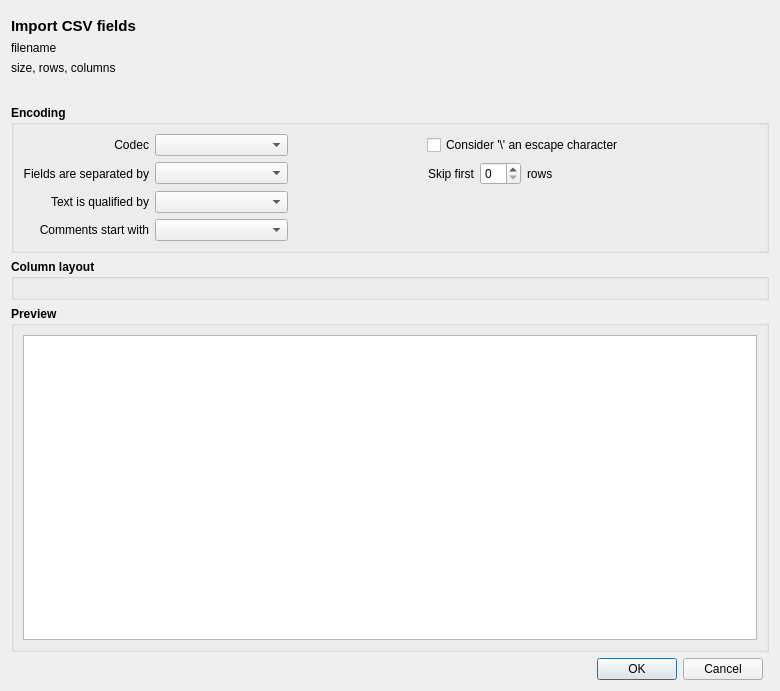
Above: src/gui/csvImport/CsvImportWidget.ui from keepassxreboot/keepassxc before the change. Below: the same form after it.
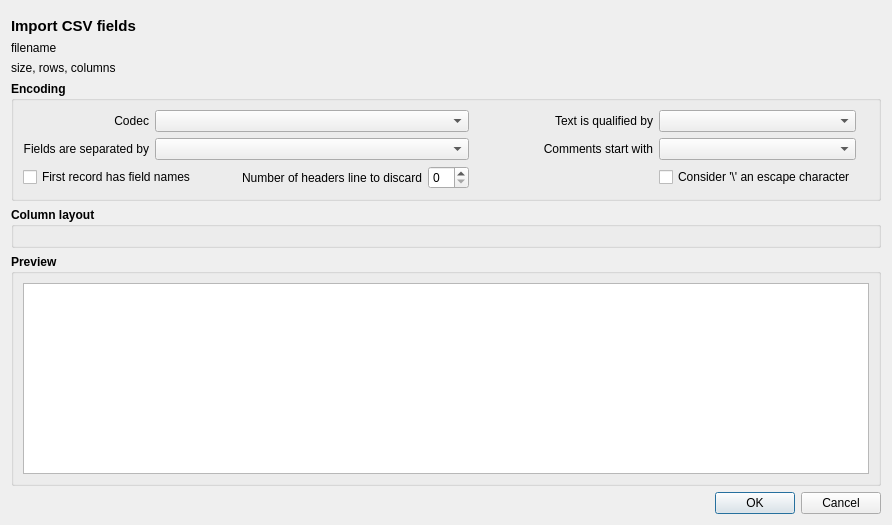
That is the form after the change. Custom widgets are drawn as their Qt base class.

Commit message: [CSV import GUI] add option to choose dropdown menu field names from CSV This should also close #458

The edit to the form file:
```diff
--- a/src/gui/csvImport/CsvImportWidget.ui
+++ b/src/gui/csvImport/CsvImportWidget.ui
@@ -6,15 +6,15 @@
    <rect>
     <x>0</x>
     <y>0</y>
-    <width>779</width>
-    <height>691</height>
+    <width>892</width>
+    <height>525</height>
    </rect>
   </property>
   <property name="windowTitle">
    <string/>
   </property>
   <layout class="QGridLayout" name="gridLayout_4">
-   <item row="0" column="0" rowspan="2">
+   <item row="0" column="0" rowspan="2" colspan="2">
     <layout class="QVBoxLayout" name="verticalLayout">
      <item>
       <widget class="MessageWidget" name="messageWidget" native="true"/>
@@ -67,7 +67,23 @@
      </item>
     </layout>
    </item>
-   <item row="3" column="0" colspan="2">
+   <item row="1" column="1">
+    <spacer name="verticalSpacer">
+     <property name="orientation">
+      <enum>Qt::Vertical</enum>
+     </property>
+     <property name="sizeType">
+      <enum>QSizePolicy::Fixed</enum>
+     </property>
+     <property name="sizeHint" stdset="0">
+      <size>
+       <width>758</width>
+       <height>24</height>
+      </size>
+     </property>
+    </spacer>
+   </item>
+   <item row="2" column="0" colspan="2">
     <widget class="QGroupBox" name="Encoding">
      <property name="sizePolicy">
       <sizepolicy hsizetype="Preferred" vsizetype="Fixed">
@@ -91,48 +107,6 @@
       <string>Encoding</string>
      </property>
      <layout class="QGridLayout" name="gridLayout_2">
-      <item row="1" column="4">
-       <spacer name="horizontalSpacer">
-        <property name="orientation">
-         <enum>Qt::Horizontal</enum>
-        </property>
-        <property name="sizeType">
-         <enum>QSizePolicy::Preferred</enum>
-        </property>
-        <property name="sizeHint" stdset="0">
-         <size>
-          <width>114</width>
-          <height>20</height>
-         </size>
-        </property>
-       </spacer>
-      </item>
-      <item row="2" column="4">
-       <spacer name="horizontalSpacer_3">
-        <property name="orientation">
-         <enum>Qt::Horizontal</enum>
-        </property>
-        <property name="sizeHint" stdset="0">
-         <size>
-          <width>114</width>
-          <height>20</height>
-         </size>
-        </property>
-       </spacer>
-      </item>
-      <item row="0" column="3">
-       <widget class="QCheckBox" name="checkBoxBackslash">
-        <property name="font">
-         <font>
-          <weight>50</weight>
-          <bold>false</bold>
-         </font>
-        </property>
-        <property name="text">
-         <string>Consider '\' an escape character</string>
-        </property>
-       </widget>
-      </item>
       <item row="0" column="0">
        <widget class="QLabel" name="labelCodec">
         <property name="font">
@@ -149,17 +123,69 @@
         </property>
        </widget>
       </item>
-      <item row="2" column="3">
-       <widget class="QLabel" name="labelWarnings">
+      <item row="0" column="1" colspan="2">
+       <widget class="QComboBox" name="comboBoxCodec">
+        <property name="sizePolicy">
+         <sizepolicy hsizetype="MinimumExpanding" vsizetype="Fixed">
+          <horstretch>0</horstretch>
+          <verstretch>0</verstretch>
+         </sizepolicy>
+        </property>
+        <property name="minimumSize">
+         <size>
+          <width>0</width>
+          <height>0</height>
+         </size>
+        </property>
         <property name="font">
          <font>
           <weight>50</weight>
           <bold>false</bold>
-          <kerning>true</kerning>
+         </font>
+        </property>
+        <property name="editable">
+         <bool>false</bool>
+        </property>
+       </widget>
+      </item>
+      <item row="0" column="3">
+       <widget class="QLabel" name="labelTextQualifier">
+        <property name="font">
+         <font>
+          <weight>50</weight>
+          <bold>false</bold>
          </font>
         </property>
         <property name="text">
-         <string/>
+         <string>Text is qualified by</string>
+        </property>
+        <property name="alignment">
+         <set>Qt::AlignRight|Qt::AlignTrailing|Qt::AlignVCenter</set>
+        </property>
+       </widget>
+      </item>
+      <item row="0" column="4">
+       <widget class="QComboBox" name="comboBoxTextQualifier">
+        <property name="sizePolicy">
+         <sizepolicy hsizetype="MinimumExpanding" vsizetype="Fixed">
+          <horstretch>0</horstretch>
+          <verstretch>0</verstretch>
+         </sizepolicy>
+        </property>
+        <property name="minimumSize">
+         <size>
+          <width>0</width>
+          <height>0</height>
+         </size>
+        </property>
+        <property name="font">
+         <font>
+          <weight>50</weight>
+          <bold>false</bold>
+         </font>
+        </property>
+        <property name="editable">
+         <bool>false</bool>
         </property>
        </widget>
       </item>
@@ -179,7 +205,7 @@
         </property>
        </widget>
       </item>
-      <item row="1" column="1">
+      <item row="1" column="1" colspan="2">
        <widget class="QComboBox" name="comboBoxFieldSeparator">
         <property name="sizePolicy">
          <sizepolicy hsizetype="MinimumExpanding" vsizetype="Fixed">
@@ -204,7 +230,7 @@
         </property>
        </widget>
       </item>
-      <item row="3" column="0">
+      <item row="1" column="3">
        <widget class="QLabel" name="labelComments">
         <property name="font">
          <font>
@@ -220,24 +246,8 @@
         </property>
        </widget>
       </item>
-      <item row="1" column="2">
-       <spacer name="horizontalSpacer_10">
-        <property name="orientation">
-         <enum>Qt::Horizontal</enum>
-        </property>
-        <property name="sizeType">
-         <enum>QSizePolicy::Expanding</enum>
-        </property>
-        <property name="sizeHint" stdset="0">
-         <size>
-          <width>114</width>
-          <height>20</height>
-         </size>
-        </property>
-       </spacer>
-      </item>
-      <item row="2" column="1">
-       <widget class="QComboBox" name="comboBoxTextQualifier">
+      <item row="1" column="4">
+       <widget class="QComboBox" name="comboBoxComment">
         <property name="sizePolicy">
          <sizepolicy hsizetype="MinimumExpanding" vsizetype="Fixed">
           <horstretch>0</horstretch>
@@ -261,138 +271,23 @@
         </property>
        </widget>
       </item>
-      <item row="0" column="2">
-       <spacer name="horizontalSpacer_6">
-        <property name="orientation">
-         <enum>Qt::Horizontal</enum>
+      <item row="2" column="0" colspan="2">
+       <widget class="QCheckBox" name="checkBoxFieldNames">
+        <property name="font">
+         <font>
+          <weight>50</weight>
+          <bold>false</bold>
+         </font>
         </property>
-        <property name="sizeType">
-         <enum>QSizePolicy::Expanding</enum>
+        <property name="text">
+         <string>First record has field names</string>
         </property>
-        <property name="sizeHint" stdset="0">
-         <size>
-          <width>114</width>
-          <height>20</height>
-         </size>
-        </property>
-       </spacer>
+       </widget>
       </item>
       <item row="2" column="2">
-       <spacer name="horizontalSpacer_9">
-        <property name="orientation">
-         <enum>Qt::Horizontal</enum>
-        </property>
-        <property name="sizeType">
-         <enum>QSizePolicy::Expanding</enum>
-        </property>
-        <property name="sizeHint" stdset="0">
-         <size>
-          <width>114</width>
-          <height>20</height>
-         </size>
-        </property>
-       </spacer>
-      </item>
-      <item row="2" column="0">
-       <widget class="QLabel" name="labelTextQualifier">
-        <property name="font">
-         <font>
-          <weight>50</weight>
-          <bold>false</bold>
-         </font>
-        </property>
-        <property name="text">
-         <string>Text is qualified by</string>
-        </property>
-        <property name="alignment">
-         <set>Qt::AlignRight|Qt::AlignTrailing|Qt::AlignVCenter</set>
-        </property>
-       </widget>
-      </item>
-      <item row="0" column="1">
-       <widget class="QComboBox" name="comboBoxCodec">
-        <property name="sizePolicy">
-         <sizepolicy hsizetype="MinimumExpanding" vsizetype="Fixed">
-          <horstretch>0</horstretch>
-          <verstretch>0</verstretch>
-         </sizepolicy>
-        </property>
-        <property name="minimumSize">
-         <size>
-          <width>0</width>
-          <height>0</height>
-         </size>
-        </property>
-        <property name="font">
-         <font>
-          <weight>50</weight>
-          <bold>false</bold>
-         </font>
-        </property>
-        <property name="editable">
-         <bool>false</bool>
-        </property>
-       </widget>
-      </item>
-      <item row="3" column="2">
-       <spacer name="horizontalSpacer_7">
-        <property name="orientation">
-         <enum>Qt::Horizontal</enum>
-        </property>
-        <property name="sizeType">
-         <enum>QSizePolicy::Expanding</enum>
-        </property>
-        <property name="sizeHint" stdset="0">
-         <size>
-          <width>114</width>
-          <height>20</height>
-         </size>
-        </property>
-       </spacer>
-      </item>
-      <item row="1" column="3">
        <layout class="QHBoxLayout" name="horizontalLayout">
         <item>
-         <widget class="QLabel" name="labelSkipRows">
-          <property name="font">
-           <font>
-            <weight>50</weight>
-            <bold>false</bold>
-           </font>
-          </property>
-          <property name="text">
-           <string>Skip first</string>
-          </property>
-          <property name="alignment">
-           <set>Qt::AlignRight|Qt::AlignTrailing|Qt::AlignVCenter</set>
-          </property>
-         </widget>
-        </item>
-        <item>
-         <widget class="QSpinBox" name="spinBoxSkip">
-          <property name="font">
-           <font>
-            <weight>50</weight>
-            <bold>false</bold>
-           </font>
-          </property>
-         </widget>
-        </item>
-        <item>
-         <widget class="QLabel" name="labelSkipRows_2">
-          <property name="font">
-           <font>
-            <weight>50</weight>
-            <bold>false</bold>
-           </font>
-          </property>
-          <property name="text">
-           <string>rows</string>
-          </property>
-         </widget>
-        </item>
-        <item>
-         <spacer name="horizontalSpacer_4">
+         <spacer name="horizontalSpacer">
           <property name="orientation">
            <enum>Qt::Horizontal</enum>
           </property>
@@ -404,123 +299,84 @@
           </property>
          </spacer>
         </item>
+        <item>
+         <widget class="QLabel" name="labelSkipRows">
+          <property name="font">
+           <font>
+            <weight>50</weight>
+            <bold>false</bold>
+           </font>
+          </property>
+          <property name="text">
+           <string>Number of headers line to discard</string>
+          </property>
+          <property name="alignment">
+           <set>Qt::AlignRight|Qt::AlignTrailing|Qt::AlignVCenter</set>
+          </property>
+         </widget>
+        </item>
+        <item>
+         <widget class="QSpinBox" name="spinBoxSkip">
+          <property name="font">
+           <font>
+            <weight>50</weight>
+            <bold>false</bold>
+           </font>
+          </property>
+         </widget>
+        </item>
        </layout>
       </item>
-      <item row="3" column="1">
-       <widget class="QComboBox" name="comboBoxComment">
-        <property name="sizePolicy">
-         <sizepolicy hsizetype="MinimumExpanding" vsizetype="Fixed">
-          <horstretch>0</horstretch>
-          <verstretch>0</verstretch>
-         </sizepolicy>
-        </property>
-        <property name="minimumSize">
-         <size>
-          <width>0</width>
-          <height>0</height>
-         </size>
-        </property>
-        <property name="font">
-         <font>
-          <weight>50</weight>
-          <bold>false</bold>
-         </font>
-        </property>
-        <property name="editable">
-         <bool>false</bool>
-        </property>
-       </widget>
-      </item>
-      <item row="0" column="4">
+      <item row="2" column="3">
        <spacer name="horizontalSpacer_2">
         <property name="orientation">
          <enum>Qt::Horizontal</enum>
         </property>
         <property name="sizeHint" stdset="0">
          <size>
-          <width>114</width>
+          <width>122</width>
           <height>20</height>
          </size>
         </property>
        </spacer>
       </item>
-      <item row="3" column="4">
-       <spacer name="horizontalSpacer_5">
-        <property name="orientation">
-         <enum>Qt::Horizontal</enum>
+      <item row="2" column="4">
+       <widget class="QCheckBox" name="checkBoxBackslash">
+        <property name="sizePolicy">
+         <sizepolicy hsizetype="Minimum" vsizetype="Fixed">
+          <horstretch>0</horstretch>
+          <verstretch>0</verstretch>
+         </sizepolicy>
         </property>
-        <property name="sizeHint" stdset="0">
-         <size>
-          <width>114</width>
-          <height>20</height>
-         </size>
+        <property name="font">
+         <font>
+          <weight>50</weight>
+          <bold>false</bold>
+         </font>
         </property>
-       </spacer>
+        <property name="text">
+         <string>Consider '\' an escape character</string>
+        </property>
+       </widget>
+      </item>
+      <item row="2" column="5">
+       <widget class="QLabel" name="labelWarnings">
+        <property name="font">
+         <font>
+          <weight>50</weight>
+          <bold>false</bold>
+          <kerning>true</kerning>
+         </font>
+        </property>
+        <property name="text">
+         <string/>
+        </property>
+       </widget>
       </item>
      </layout>
     </widget>
    </item>
    <item row="4" column="0" colspan="2">
-    <widget class="QGroupBox" name="groupBoxColumnAssociations">
-     <property name="sizePolicy">
-      <sizepolicy hsizetype="Preferred" vsizetype="Fixed">
-       <horstretch>0</horstretch>
-       <verstretch>0</verstretch>
-      </sizepolicy>
-     </property>
-     <property name="font">
-      <font>
-       <weight>75</weight>
-       <bold>true</bold>
-      </font>
-     </property>
-     <property name="title">
-      <string>Column layout</string>
-     </property>
-     <layout class="QGridLayout" name="gridLayout_3">
-      <item row="0" column="0">
-       <layout class="QGridLayout" name="gridLayout_combos">
-        <property name="leftMargin">
-         <number>6</number>
-        </property>
-        <property name="rightMargin">
-         <number>6</number>
-        </property>
-        <property name="bottomMargin">
-         <number>0</number>
-        </property>
-       </layout>
-      </item>
-     </layout>
-    </widget>
-   </item>
-   <item row="2" column="0" colspan="2">
-    <spacer name="verticalSpacer">
-     <property name="orientation">
-      <enum>Qt::Vertical</enum>
-     </property>
-     <property name="sizeType">
-      <enum>QSizePolicy::Fixed</enum>
-     </property>
-     <property name="sizeHint" stdset="0">
-      <size>
-       <width>758</width>
-       <height>24</height>
-      </size>
-     </property>
-    </spacer>
-   </item>
-   <item row="6" column="0">
-    <widget class="QDialogButtonBox" name="buttonBox">
-     <property name="standardButtons">
-      <set>QDialogButtonBox::Cancel|QDialogButtonBox::Ok</set>
-     </property>
-     <property name="centerButtons">
-      <bool>false</bool>
-     </property>
-    </widget>
-   </item>
-   <item row="5" column="0" colspan="2">
     <widget class="QGroupBox" name="groupBoxPreview">
      <property name="sizePolicy">
       <sizepolicy hsizetype="Preferred" vsizetype="MinimumExpanding">
@@ -569,6 +425,50 @@
      </layout>
     </widget>
    </item>
+   <item row="5" column="0" colspan="2">
+    <widget class="QDialogButtonBox" name="buttonBox">
+     <property name="standardButtons">
+      <set>QDialogButtonBox::Cancel|QDialogButtonBox::Ok</set>
+     </property>
+     <property name="centerButtons">
+      <bool>false</bool>
+     </property>
+    </widget>
+   </item>
+   <item row="3" column="0" colspan="2">
+    <widget class="QGroupBox" name="groupBoxColumnAssociations">
+     <property name="sizePolicy">
+      <sizepolicy hsizetype="MinimumExpanding" vsizetype="Fixed">
+       <horstretch>0</horstretch>
+       <verstretch>0</verstretch>
+      </sizepolicy>
+     </property>
+     <property name="font">
+      <font>
+       <weight>75</weight>
+       <bold>true</bold>
+      </font>
+     </property>
+     <property name="title">
+      <string>Column layout</string>
+     </property>
+     <layout class="QGridLayout" name="gridLayout_3">
+      <item row="0" column="0">
+       <layout class="QGridLayout" name="gridLayout_combos">
+        <property name="leftMargin">
+         <number>6</number>
+        </property>
+        <property name="rightMargin">
+         <number>6</number>
+        </property>
+        <property name="bottomMargin">
+         <number>0</number>
+        </property>
+       </layout>
+      </item>
+     </layout>
+    </widget>
+   </item>
   </layout>
  </widget>
  <customwidgets>
```
The commit also changes 2 other files.
